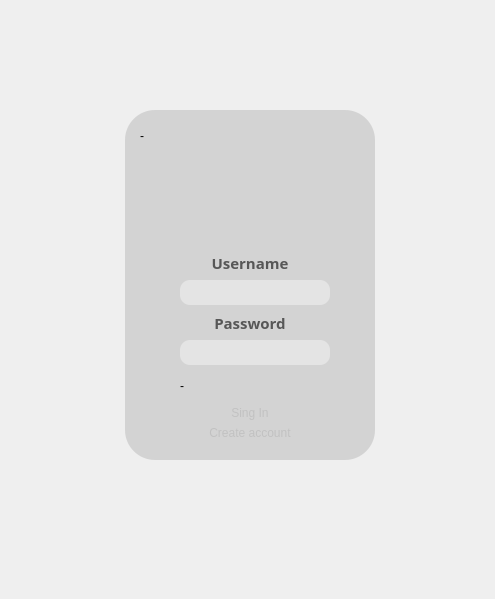
Qt form Car-Rent-Ap-Qt/authorization.ui (MilitaryGuineaPig/Car-Rent-Ap-Qt) before a commit.
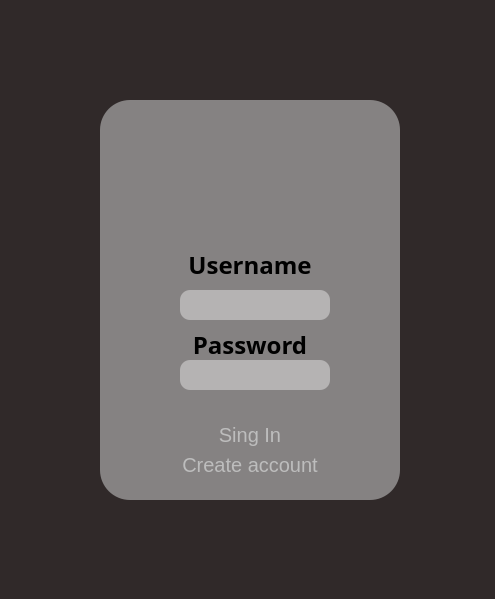
The same form after that commit. Icons and pictures are not drawn.

Diff of the .ui file:
```diff
--- a/Car-Rent-Ap-Qt/authorization.ui
+++ b/Car-Rent-Ap-Qt/authorization.ui
@@ -16,16 +16,16 @@
   <widget class="QLabel" name="UserText">
    <property name="geometry">
     <rect>
-     <x>200</x>
+     <x>170</x>
      <y>250</y>
-     <width>100</width>
-     <height>25</height>
+     <width>160</width>
+     <height>30</height>
     </rect>
    </property>
    <property name="font">
     <font>
      <family>Segoe Print</family>
-     <pointsize>11</pointsize>
+     <pointsize>18</pointsize>
      <italic>false</italic>
      <bold>true</bold>
      <underline>false</underline>
@@ -35,8 +35,9 @@
     <enum>Qt::LeftToRight</enum>
    </property>
    <property name="styleSheet">
-    <string notr="true">font: 700 11pt &quot;Segoe Print&quot;;
-color: rgba(0, 0, 0, 150);</string>
+    <string notr="true">font: 700 18pt &quot;Segoe Print&quot;;
+color: rgb(0, 0, 0);
+</string>
    </property>
    <property name="text">
     <string>Username</string>
@@ -73,12 +74,17 @@
   <widget class="QPushButton" name="CreateBtn">
    <property name="geometry">
     <rect>
-     <x>200</x>
-     <y>420</y>
-     <width>100</width>
-     <height>25</height>
+     <x>150</x>
+     <y>450</y>
+     <width>200</width>
+     <height>30</height>
     </rect>
    </property>
+   <property name="font">
+    <font>
+     <pointsize>15</pointsize>
+    </font>
+   </property>
    <property name="cursor">
     <cursorShape>PointingHandCursor</cursorShape>
    </property>
@@ -106,10 +112,10 @@
   <widget class="QLabel" name="BlurImage">
    <property name="geometry">
     <rect>
-     <x>125</x>
-     <y>110</y>
-     <width>250</width>
-     <height>350</height>
+     <x>100</x>
+     <y>100</y>
+     <width>300</width>
+     <height>400</height>
     </rect>
    </property>
    <property name="styleSheet">
@@ -126,9 +132,9 @@
    <property name="geometry">
     <rect>
      <x>180</x>
-     <y>280</y>
+     <y>290</y>
      <width>150</width>
-     <height>25</height>
+     <height>30</height>
     </rect>
    </property>
    <property name="layoutDirection">
@@ -142,16 +148,16 @@
   <widget class="QLabel" name="PasswdText">
    <property name="geometry">
     <rect>
-     <x>200</x>
-     <y>310</y>
-     <width>100</width>
-     <height>25</height>
+     <x>170</x>
+     <y>330</y>
+     <width>160</width>
+     <height>30</height>
     </rect>
    </property>
    <property name="font">
     <font>
      <family>Segoe Print</family>
-     <pointsize>11</pointsize>
+     <pointsize>18</pointsize>
      <italic>false</italic>
      <bold>true</bold>
      <underline>false</underline>
@@ -161,8 +167,9 @@
     <enum>Qt::RightToLeft</enum>
    </property>
    <property name="styleSheet">
-    <string notr="true">font: 700 11pt &quot;Segoe Print&quot;;
-color: rgba(0, 0, 0, 150);</string>
+    <string notr="true">font: 700 18pt &quot;Segoe Print&quot;;
+color: rgb(0, 0, 0);
+</string>
    </property>
    <property name="text">
     <string>Password</string>
@@ -175,9 +182,9 @@
    <property name="geometry">
     <rect>
      <x>180</x>
-     <y>340</y>
+     <y>360</y>
      <width>150</width>
-     <height>25</height>
+     <height>30</height>
     </rect>
    </property>
    <property name="layoutDirection">
@@ -198,7 +205,7 @@
     </rect>
    </property>
    <property name="text">
-    <string>-</string>
+    <string/>
    </property>
   </widget>
   <widget class="QLabel" name="BgImage">
@@ -211,7 +218,7 @@
     </rect>
    </property>
    <property name="styleSheet">
-    <string notr="true">background-image: url(:/images/darkBg.jpg);
+    <string notr="true">background-color: rgb(48, 41, 41);
 </string>
    </property>
    <property name="text">
@@ -221,12 +228,17 @@
   <widget class="QPushButton" name="SingInBtn">
    <property name="geometry">
     <rect>
-     <x>200</x>
-     <y>400</y>
-     <width>100</width>
-     <height>25</height>
+     <x>150</x>
+     <y>420</y>
+     <width>200</width>
+     <height>30</height>
     </rect>
    </property>
+   <property name="font">
+    <font>
+     <pointsize>15</pointsize>
+    </font>
+   </property>
    <property name="cursor">
     <cursorShape>PointingHandCursor</cursorShape>
    </property>
@@ -251,14 +263,26 @@
   <widget class="QLabel" name="ErrorText">
    <property name="geometry">
     <rect>
-     <x>180</x>
-     <y>370</y>
-     <width>141</width>
-     <height>31</height>
+     <x>150</x>
+     <y>395</y>
+     <width>200</width>
+     <height>30</height>
     </rect>
    </property>
+   <property name="font">
+    <font>
+     <family>Cascadia Code</family>
+     <pointsize>12</pointsize>
+    </font>
+   </property>
+   <property name="styleSheet">
+    <string notr="true">color: rgb(115, 0, 2);</string>
+   </property>
    <property name="text">
-    <string>-</string>
+    <string/>
+   </property>
+   <property name="alignment">
+    <set>Qt::AlignCenter</set>
    </property>
   </widget>
   <zorder>BgImage</zorder>
```
Left out of the diff: 9 changed lines with no effect on the pictures.
